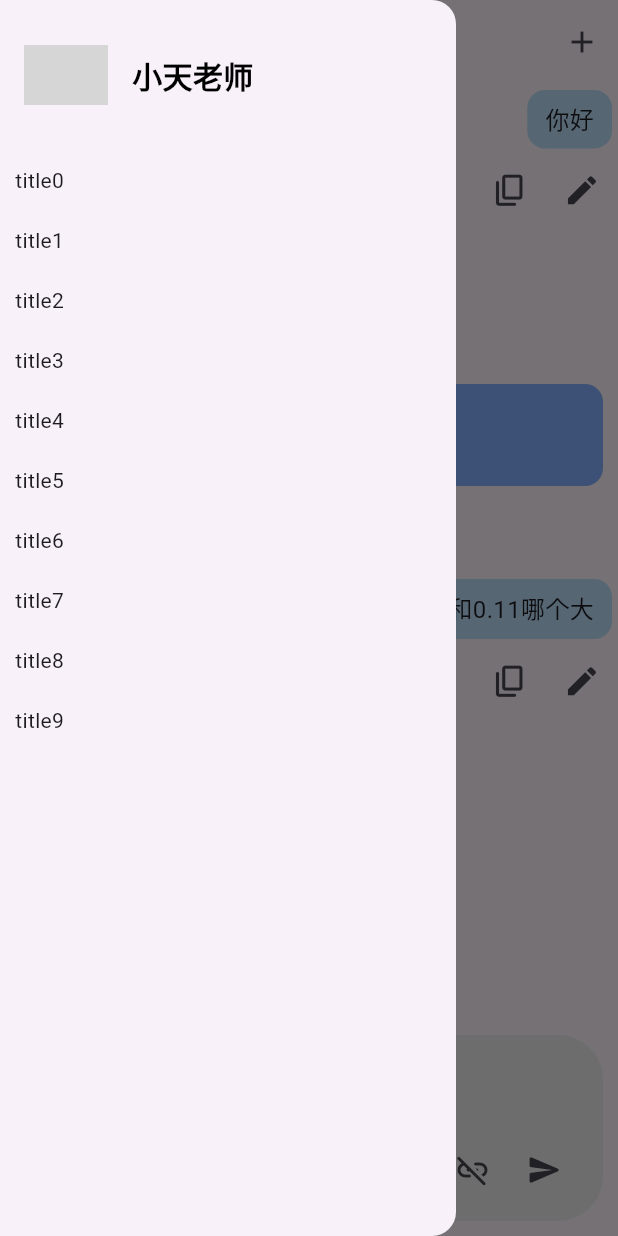
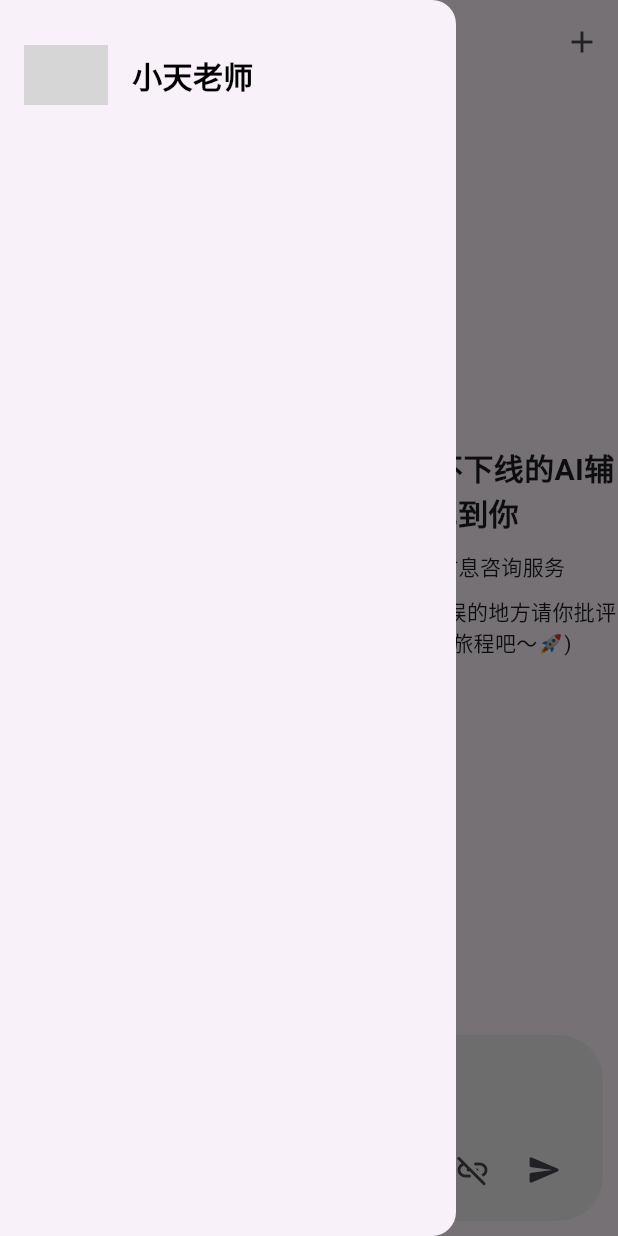
Before and after one commit to TensonC/xiaotianAIonWeiPeiYang, a Flutter app: the screen it shows after launch, with the side drawer open, on a phone screen of 412 x 824 dp. Run offline on Flutter 3.47's test engine with Material 3 defaults, Android fonts, the phone set to English and light mode, and no system bars; grey boxes are pictures that could not be loaded.

Commit message:
9/4 大部分基础功能

```diff
--- a/lib/xiaotian/model/xiaotian_state.dart
+++ b/lib/xiaotian/model/xiaotian_state.dart
@@ -1,18 +1,46 @@
+import 'package:flutter/material.dart';
 
 
-import 'package:flutter/cupertino.dart';
+class xiaotianInputState extends ChangeNotifier {
+  List<String> files = [];        //文件url
+  String searchTime = 'onLimit';         //搜索时间范围
+  String searchType = 'precise';         //搜索类型
+  FocusNode node = FocusNode();
+  TextEditingController textController = TextEditingController();
 
-class xiaotianInputState {
+  xiaotianInputState();
 
-  String prompt;        //用户输入内容
-  String sessionId;     //会话id
-  String userId;        //用户id
-  List<String> files;   //文件url
-  String searchTime;    //搜索时间范围
-  String searchType;    //搜索类型
+  //发送完之后清除输入状态
+  void clear() {
+    files = [];
+    searchType = 'precise';
+    searchTime = 'onLimit';
+    node.unfocus();
+    textController.clear();
+    notifyListeners();
+  }
+
+  //让焦点失焦
+  void unfocus() {
+    node.unfocus();
+  }
+
+  //返回一个message
+  Map<String,dynamic> makeMessage() {
+      return {
+        'role':'user',
+        'files':files,
+        'content':textController.text.trim()
+      };
+  }
+
+  //重新编辑
+  void onEdit(String content) {
+    textController.text = content;
+    node.requestFocus();
+  }
 
 
-  xiaotianInputState(this.prompt,this.sessionId,this.userId,this.files,this.searchTime,this.searchType);
 
 }
 
@@ -22,45 +50,59 @@ class xiaotianChatState extends ChangeNotifier {
   factory xiaotianChatState()=>_instance;
   xiaotianChatState._internal();
 
-  //该会话下的聊天内容
-  List<Map<String,dynamic>> _messages = [
-    {"role":"user","file":false,"content":"你好"},
-    {"trace_id":"b5e9503b2c27755c0bcb99722d330dd2",
-      "role":"ai",
-      "likeCount":"0",
-      "source":[
-        {"title":"天津大学本科生选修课程管理办法","content_type":"database"},
-        {"title":"微北洋校务专区问答","content_type":"database"}
-      ],
-      "content":"同学你好！我是AI辅导员\u2014\u2014小天老师，可以根据我掌握的天津大学相关情况，为你解答问题！😊"
-    },
-    {"role":"user","file":false,"content":"0.8和0.11哪个大"},
-    {"trace_id":"ec4b975d5b554fc4b4e77878fdf05771","role":"ai","likeCount":"0","content":"同学你好！比较两个数的大小时，我们可以直接对比它们的数值：\n\n- 0.8 表示的是十分之八；\n- 0.11 表示的是百分之十一。\n\n从数值上看，0.8 > 0.11。 \n\n因此，0.8 比 0.11 大哦～😊\n\n如果你有更多数学问题，欢迎继续提问！"}
-  ];
-  List<Map<String,dynamic>> get messages => _messages;
+  final Map<String, List<Map<String, dynamic>>> _sessions = {
 
-  void messageGet(List<Map<String,dynamic>> message) {
-    _messages = message;
+  };
+  List<Map<String,dynamic>> _historySession = [];
+  String _sessionId = '0';
+  String _userId = '0';
+
+  // 获取当前会话消息
+  List<Map<String, dynamic>> get messages => _sessions[_sessionId] ?? [];
+
+  //获得搜索历史
+  List<Map<String, dynamic>> get historySession => _historySession;
+
+  // 获取当前 sessionId
+  String get sessionId => _sessionId;
+
+  //获取历史会话记录
+  void setHistorySession(List<Map<String, dynamic>> history) {
+    _historySession = history;
     notifyListeners();
   }
 
-  void messageAdd(Map<String,dynamic> mes) {
-    _messages.add(mes);
+  //点击新会话后将会话id变成0，并通知,只有在第一次发消息的时候才申请会话id并申请会话
+  void openNewSession() {
+    _sessionId = '0';
     notifyListeners();
   }
 
-  //用户id
-  String _userId = '0';
+  // 切换会话
+  void setSessionId(String id) {
+    _sessionId = id;
+    _sessions.putIfAbsent(id, () => []); // 如果会话不存在则创建
+    notifyListeners();
+  }
+
+  // 往当前会话中添加消息
+  void messageAdd(Map<String, dynamic> mes) {
+    _sessions.putIfAbsent(_sessionId, () => []);
+    _sessions[_sessionId]!.add(mes);
+    notifyListeners();
+  }
+
+  // 覆盖当前会话的消息（用于从后端拉取历史）
+  void messageSet(List<Map<String, dynamic>> messages) {
+    _sessions[_sessionId] = messages;
+    notifyListeners();
+  }
+
+  // 用户ID管理
   String get userId => _userId;
   void setUserId(String id) {
     _userId = id;
-  }
-
-  //会话id
-  String _sessionId = '0';
-  String get sessionId => _sessionId;
-  void setSessionId(String id) {
-    _sessionId = id;
+    notifyListeners();
   }
 
 }
--- a/lib/xiaotian/view/page/xiaotian_page.dart
+++ b/lib/xiaotian/view/page/xiaotian_page.dart
@@ -14,10 +14,23 @@ class XiaoTian_Page extends StatefulWidget {
 class _XiaoTian_PageState extends State<XiaoTian_Page> {
 
   @override
+  void initState() {
+    //TODO:刚进入时，获取一个新会话,开启一个新页面
+    ///context.read<xiaotianChatState>().setSessionId(id);
+    super.initState();
+  }
+
+
+  @override
   Widget build(BuildContext context) {
-    return Scaffold(
-      appBar: AppBar(
-        leading: Builder(
+    return MultiProvider(
+      providers: [
+        ChangeNotifierProvider(create: (_) => xiaotianChatState()),
+        ChangeNotifierProvider(create: (_) => xiaotianInputState()),
+      ],
+      child: Scaffold(
+        appBar: AppBar(
+          leading: Builder(
             builder: (context) {
               return IconButton(
                 icon: const Icon(Icons.dashboard_rounded),
@@ -25,32 +38,26 @@ class _XiaoTian_PageState extends State<XiaoTian_Page> {
                   Scaffold.of(context).openDrawer();
                 },
               );
-            }
+            },
+          ),
+          actions: const [openNewSession()],
         ),
-        actions: [
-          openNewChatButton()
-        ],),
-      drawer: Drawer(
-        child: ListView(
-          padding: EdgeInsets.zero,
+        drawer: const historyDrawer(),
+        body: Column(
           children: [
-            drawerHeader(),
-            ...List.generate(10, (index) => historyTab(context, index)),
+            Expanded(
+              child: Consumer<xiaotianChatState>(
+                builder: (context, chatState, _) {
+                  return chatState.sessionId == '0'
+                      ? const newChatTile()
+                      : const ChatTile();
+                },
+              ),
+            ),
+            //输入框
+            const SafeArea(child: inputBox()),
           ],
         ),
-      ),
-      body: Column(
-        children: [
-          Expanded(
-            child: xiaotianChatState().messages.isNotEmpty ?
-            ChangeNotifierProvider<xiaotianChatState>.value(
-              value: xiaotianChatState(),
-              child: const ChatTile(),) : const newChatTile(),
-          ),
-          const SafeArea(
-              child: inputBox()
-          )
-        ],
       ),
     );
   }
--- a/lib/xiaotian/view/widget/bubble_widget.dart
+++ b/lib/xiaotian/view/widget/bubble_widget.dart
@@ -1,5 +1,7 @@
 import 'package:flutter/material.dart';
 import 'package:flutter/services.dart';
+import 'package:provider/provider.dart';
+import '../../model/xiaotian_state.dart';
 
 
 class bubbleFromAi extends StatefulWidget {
@@ -59,6 +61,8 @@ class _bubbleFromAiState extends State<bubbleFromAi> {
                 icon: const Icon(Icons.refresh_rounded, size: 25),
                 onPressed: (){
                   //TODO:重新生成回答,即再往后端发一次
+                  ///dio
+
                 },
               ),
             ],
@@ -115,6 +119,7 @@ class bubbleFromUser extends StatelessWidget {
                 icon: const Icon(Icons.edit, size: 25),
                 onPressed: (){
                   //TODO:重新编辑问题
+                  context.read<xiaotianInputState>().onEdit(text);
                 },
               ),
             ],
--- a/lib/xiaotian/view/widget/chat_widget.dart
+++ b/lib/xiaotian/view/widget/chat_widget.dart
@@ -1,18 +1,23 @@
 import 'package:flutter/material.dart';
-import 'package:xiaotian/xiaotian/view/widget/bubble_widget.dart';
 import '../widget/bubble_widget.dart';
 import '../../model/xiaotian_state.dart';
 import 'package:provider/provider.dart';
 
-Widget openNewChatButton()
-{
+class openNewSession extends StatelessWidget {
+  const openNewSession({super.key});
+
+  @override
+  Widget build(BuildContext context) {
     return IconButton(
         onPressed: (){
           //打开一个新页面
+          context.read<xiaotianChatState>().openNewSession();
         },
         icon: const Icon(Icons.add)
     );
   }
+}
+
 
 //开启新页面的占位贴图
 class newChatTile extends StatelessWidget {
@@ -80,6 +85,7 @@ class _ChatTileState extends State<ChatTile> {
       WidgetsBinding.instance.addPostFrameCallback((_) {
         _scrollToBottom();
         });
+      //TODO:AI的流式响应气泡
         return ListView.builder(
             controller: _scrollController,
             itemCount: chatState.messages.length,
@@ -106,20 +112,9 @@ class inputBox extends StatefulWidget {
 }
 
 class _inputBoxState extends State<inputBox> {
-  final FocusNode _focusNode = FocusNode();
-  final _textController = TextEditingController();
-
-  void onEdit(String content) {
-    _textController.text = content;
-    _focusNode.hasFocus;
-  }
-
-  @override
-  void dispose() {
-    _focusNode.dispose();
-    super.dispose();
-  }
-
+  bool isSearch = false;
+  int i1 = 0;
+  int i2 = 0;
   @override
   Widget build(BuildContext context) {
     return Container(
@@ -134,9 +129,9 @@ class _inputBoxState extends State<inputBox> {
         children: [
           //发消息
           TextField(
-            controller: _textController,
-            focusNode: _focusNode,
-            onTapOutside: (e) => _focusNode.unfocus(),
+            controller: context.watch<xiaotianInputState>().textController,
+            focusNode: context.watch<xiaotianInputState>().node,
+            onTapOutside: (e) => context.read<xiaotianInputState>().unfocus(),
             keyboardType: TextInputType.multiline,
             maxLines: 2,
             decoration: const InputDecoration(
@@ -151,21 +146,34 @@ class _inputBoxState extends State<inputBox> {
             children: [
               IconButton(
                   onPressed: () {
-                    //添加联网搜索
+                    //TODO:设置联网搜索
+
                   },
                   icon: const Icon(Icons.language_rounded)),
               Row(
                 children: [
                   IconButton(
                       onPressed: (){
-                        //添加链接文件
+                        //TODO:添加链接文件
+
                       },
                       icon: const Icon(Icons.link_off_rounded)
                   ),
                   IconButton(
-                      onPressed: (){
-                        //发送
-                        xiaotianChatState().messageAdd({"role":"user","file":false,"content":_textController.text});
+                      onPressed:(){
+                        //TODO:把消息发给后端
+                        if(context.read<xiaotianChatState>().sessionId == '0')
+                          {
+                            ///如果会话id为0，先获得会话id，再设置会话
+                            ///final id = getSessionId
+                            context.read<xiaotianChatState>().setSessionId('id');
+                          }
+                        //再发送给后端
+                        ///dio
+                        //再添加消息
+                        final mes = context.read<xiaotianInputState>().makeMessage();
+                        context.read<xiaotianChatState>().messageAdd(mes);
+                        context.read<xiaotianInputState>().clear();
                       },
                       icon: const Icon(Icons.send_rounded)
                   )
--- a/lib/xiaotian/view/widget/history_widget.dart
+++ b/lib/xiaotian/view/widget/history_widget.dart
@@ -1,16 +1,19 @@
 import 'package:flutter/material.dart';
+import 'package:provider/provider.dart';
+import 'package:xiaotian/xiaotian/model/xiaotian_state.dart';
 
-Widget historyTab(BuildContext context,int index) {
+Widget historyTab(BuildContext context,int index,Map<String,dynamic> tab) {
   return GestureDetector(
     onTap: (){
       //进入对应历史页面
+      context.read<xiaotianChatState>().setSessionId(tab['session_id']);
     },
     child: Container(
       padding: EdgeInsets.symmetric(vertical: 10,horizontal: 10),
       decoration: BoxDecoration(
           borderRadius: BorderRadius.circular(5)
       ),
-      child: Text('title${index}'),
+      child: Text(tab['title']),
     ),
   );
 }
@@ -34,3 +37,35 @@ Widget drawerHeader() {
     ),
   );
 }
+
+
+class historyDrawer extends StatefulWidget {
+  const historyDrawer({super.key});
+
+  @override
+  State<historyDrawer> createState() => _historyDrawerState();
+}
+
+class _historyDrawerState extends State<historyDrawer> {
+  final List<Map<String,dynamic>> history = [];
+  @override
+  void initState() {
+    //TODO:获取历史记录
+    ///dio
+    ///history = dio.getHistory
+  }
+  @override
+  Widget build(BuildContext context) {
+    context.read<xiaotianChatState>().setHistorySession(history);
+    return Drawer(
+      child: ListView(
+        padding: EdgeInsets.zero,
+        children: [
+          drawerHeader(),
+          ...List.generate(context.watch<xiaotianChatState>().historySession.length, (index) =>
+              historyTab(context, index,context.watch<xiaotianChatState>().historySession[index])),
+        ],
+      ),
+    );
+  }
+}
```
Lines whose indentation alone changed are shown as unchanged.
